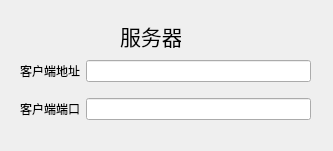
Before: the Qt Designer form TCPServer/widget.ui in LeiChengWang/QTStudyDemo, drawn with Qt 5.
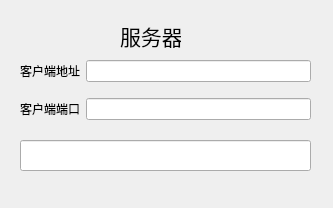
After: the same form once the commit is applied.

Patch:
```diff
--- a/TCPServer/widget.ui
+++ b/TCPServer/widget.ui
@@ -7,7 +7,7 @@
     <x>0</x>
     <y>0</y>
     <width>333</width>
-    <height>151</height>
+    <height>208</height>
    </rect>
   </property>
   <property name="windowTitle">
@@ -72,6 +72,16 @@
     </item>
    </layout>
   </widget>
+  <widget class="QLineEdit" name="myLineEdit">
+   <property name="geometry">
+    <rect>
+     <x>20</x>
+     <y>140</y>
+     <width>291</width>
+     <height>31</height>
+    </rect>
+   </property>
+  </widget>
  </widget>
  <resources/>
  <connections/>
```
